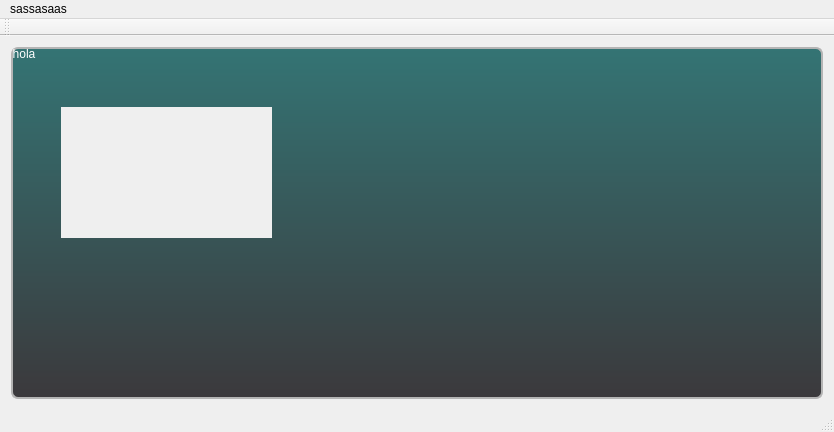
Old version of the form mainwindow.ui in the repository sscanf/ea3umant.
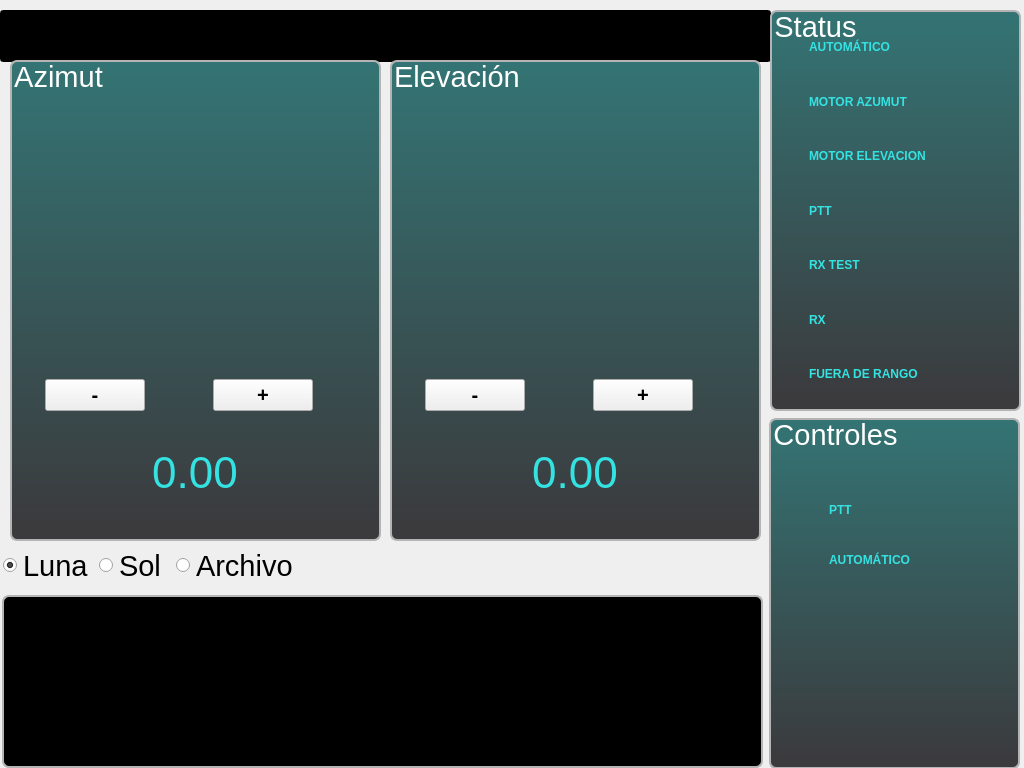
New version of the form. Icons and pictures are not drawn. Custom widgets are drawn as their Qt base class.

Commit message: Implementacion de los controles

```diff
--- a/mainwindow.ui
+++ b/mainwindow.ui
@@ -6,14 +6,27 @@
    <rect>
     <x>0</x>
     <y>0</y>
-    <width>834</width>
-    <height>432</height>
+    <width>1024</width>
+    <height>768</height>
    </rect>
   </property>
-  <property name="font">
-   <font>
-    <pointsize>22</pointsize>
-   </font>
+  <property name="sizePolicy">
+   <sizepolicy hsizetype="Expanding" vsizetype="Expanding">
+    <horstretch>0</horstretch>
+    <verstretch>0</verstretch>
+   </sizepolicy>
+  </property>
+  <property name="minimumSize">
+   <size>
+    <width>1024</width>
+    <height>768</height>
+   </size>
+  </property>
+  <property name="maximumSize">
+   <size>
+    <width>1024</width>
+    <height>768</height>
+   </size>
   </property>
   <property name="windowTitle">
    <string>MainWindow</string>
@@ -24,6 +37,26 @@
     color: white;
 }
 
+QLineEdit {
+	color: rgb(52,226,226);
+    background-color: black;
+}
+
+QTreeView {
+    color: white;
+    background-color: qlineargradient(spread:pad, x1:0, y1:0, x2:0, y2:1, stop:0 rgb(0, 0, 0), stop:1 rgb(0, 0, 0));
+    border: 2px solid rgb(180, 180, 180); 
+    border-radius: 7px;
+}
+
+QListView {
+    color: white;
+    background-color: qlineargradient(spread:pad, x1:0, y1:0, x2:0, y2:1, stop:0 rgb(0, 0, 0), stop:1 rgb(0, 0, 0));
+    border: 2px solid rgb(180, 180, 180); 
+    border-radius: 7px;
+    font-size: 15px
+}
+
 
 QTabWidget::pane {
     border-top: 2px solid rgb(180,180,180);
@@ -141,56 +174,872 @@
 }</string>
   </property>
   <widget class="QWidget" name="centralWidget">
-   <layout class="QGridLayout" name="gridLayout">
-    <item row="0" column="0">
-     <widget class="QGroupBox" name="groupBox">
-      <property name="title">
-       <string>hola</string>
-      </property>
-      <widget class="QWidget" name="widget" native="true">
-       <property name="geometry">
-        <rect>
-         <x>50</x>
-         <y>60</y>
-         <width>211</width>
-         <height>131</height>
-        </rect>
-       </property>
-       <property name="autoFillBackground">
-        <bool>true</bool>
-       </property>
-      </widget>
-     </widget>
-    </item>
-   </layout>
-  </widget>
-  <widget class="QMenuBar" name="menuBar">
-   <property name="geometry">
-    <rect>
-     <x>0</x>
-     <y>0</y>
-     <width>834</width>
-     <height>27</height>
-    </rect>
-   </property>
-   <widget class="QMenu" name="menuSassasaas">
+   <widget class="QLineEdit" name="datetime">
+    <property name="geometry">
+     <rect>
+      <x>0</x>
+      <y>10</y>
+      <width>771</width>
+      <height>52</height>
+     </rect>
+    </property>
+    <property name="minimumSize">
+     <size>
+      <width>0</width>
+      <height>0</height>
+     </size>
+    </property>
+    <property name="maximumSize">
+     <size>
+      <width>16777215</width>
+      <height>16777215</height>
+     </size>
+    </property>
+    <property name="font">
+     <font>
+      <pointsize>22</pointsize>
+     </font>
+    </property>
+    <property name="readOnly">
+     <bool>true</bool>
+    </property>
+   </widget>
+   <widget class="QGroupBox" name="groupBox_5">
+    <property name="geometry">
+     <rect>
+      <x>770</x>
+      <y>10</y>
+      <width>251</width>
+      <height>401</height>
+     </rect>
+    </property>
+    <property name="font">
+     <font>
+      <pointsize>22</pointsize>
+     </font>
+    </property>
     <property name="title">
-     <string>sassasaas</string>
+     <string>Status</string>
     </property>
+    <layout class="QGridLayout" name="gridLayout">
+     <item row="0" column="0">
+      <layout class="QHBoxLayout" name="horizontalLayout">
+       <item>
+        <widget class="QLabel" name="led_manauto">
+         <property name="sizePolicy">
+          <sizepolicy hsizetype="Preferred" vsizetype="Preferred">
+           <horstretch>20</horstretch>
+           <verstretch>20</verstretch>
+          </sizepolicy>
+         </property>
+         <property name="minimumSize">
+          <size>
+           <width>20</width>
+           <height>20</height>
+          </size>
+         </property>
+         <property name="maximumSize">
+          <size>
+           <width>15</width>
+           <height>15</height>
+          </size>
+         </property>
+         <property name="text">
+          <string/>
+         </property>
+         <property name="pixmap">
+          <pixmap resource="leds.qrc">:/led_off.png</pixmap>
+         </property>
+         <property name="scaledContents">
+          <bool>true</bool>
+         </property>
+        </widget>
+       </item>
+       <item>
+        <widget class="QLabel" name="label_2">
+         <property name="font">
+          <font>
+           <weight>75</weight>
+           <bold>true</bold>
+          </font>
+         </property>
+         <property name="text">
+          <string>AUTOMÁTICO</string>
+         </property>
+         <property name="alignment">
+          <set>Qt::AlignLeading|Qt::AlignLeft|Qt::AlignVCenter</set>
+         </property>
+        </widget>
+       </item>
+      </layout>
+     </item>
+     <item row="1" column="0">
+      <layout class="QHBoxLayout" name="horizontalLayout_2">
+       <item>
+        <widget class="QLabel" name="led_motorAz">
+         <property name="sizePolicy">
+          <sizepolicy hsizetype="Preferred" vsizetype="Preferred">
+           <horstretch>20</horstretch>
+           <verstretch>20</verstretch>
+          </sizepolicy>
+         </property>
+         <property name="minimumSize">
+          <size>
+           <width>20</width>
+           <height>20</height>
+          </size>
+         </property>
+         <property name="maximumSize">
+          <size>
+           <width>15</width>
+           <height>15</height>
+          </size>
+         </property>
+         <property name="text">
+          <string/>
+         </property>
+         <property name="pixmap">
+          <pixmap resource="leds.qrc">:/led_off.png</pixmap>
+         </property>
+         <property name="scaledContents">
+          <bool>true</bool>
+         </property>
+        </widget>
+       </item>
+       <item>
+        <widget class="QLabel" name="label_6">
+         <property name="font">
+          <font>
+           <weight>75</weight>
+           <bold>true</bold>
+          </font>
+         </property>
+         <property name="text">
+          <string>MOTOR AZUMUT</string>
+         </property>
+        </widget>
+       </item>
+      </layout>
+     </item>
+     <item row="2" column="0">
+      <layout class="QHBoxLayout" name="horizontalLayout_3">
+       <item>
+        <widget class="QLabel" name="led_motorEl">
+         <property name="sizePolicy">
+          <sizepolicy hsizetype="Preferred" vsizetype="Preferred">
+           <horstretch>20</horstretch>
+           <verstretch>20</verstretch>
+          </sizepolicy>
+         </property>
+         <property name="minimumSize">
+          <size>
+           <width>20</width>
+           <height>20</height>
+          </size>
+         </property>
+         <property name="maximumSize">
+          <size>
+           <width>15</width>
+           <height>15</height>
+          </size>
+         </property>
+         <property name="text">
+          <string/>
+         </property>
+         <property name="pixmap">
+          <pixmap resource="leds.qrc">:/led_off.png</pixmap>
+         </property>
+         <property name="scaledContents">
+          <bool>true</bool>
+         </property>
+        </widget>
+       </item>
+       <item>
+        <widget class="QLabel" name="label_7">
+         <property name="font">
+          <font>
+           <weight>75</weight>
+           <bold>true</bold>
+          </font>
+         </property>
+         <property name="text">
+          <string>MOTOR ELEVACION</string>
+         </property>
+        </widget>
+       </item>
+      </layout>
+     </item>
+     <item row="3" column="0">
+      <layout class="QHBoxLayout" name="horizontalLayout_5">
+       <item>
+        <widget class="QLabel" name="led_ptt">
+         <property name="sizePolicy">
+          <sizepolicy hsizetype="Preferred" vsizetype="Preferred">
+           <horstretch>20</horstretch>
+           <verstretch>20</verstretch>
+          </sizepolicy>
+         </property>
+         <property name="minimumSize">
+          <size>
+           <width>20</width>
+           <height>20</height>
+          </size>
+         </property>
+         <property name="maximumSize">
+          <size>
+           <width>15</width>
+           <height>15</height>
+          </size>
+         </property>
+         <property name="text">
+          <string/>
+         </property>
+         <property name="pixmap">
+          <pixmap resource="leds.qrc">:/led_off.png</pixmap>
+         </property>
+         <property name="scaledContents">
+          <bool>true</bool>
+         </property>
+        </widget>
+       </item>
+       <item>
+        <widget class="QLabel" name="label_12">
+         <property name="font">
+          <font>
+           <weight>75</weight>
+           <bold>true</bold>
+          </font>
+         </property>
+         <property name="text">
+          <string>PTT</string>
+         </property>
+        </widget>
+       </item>
+      </layout>
+     </item>
+     <item row="4" column="0">
+      <layout class="QHBoxLayout" name="horizontalLayout_7">
+       <item>
+        <widget class="QLabel" name="led_rxTest">
+         <property name="sizePolicy">
+          <sizepolicy hsizetype="Fixed" vsizetype="Fixed">
+           <horstretch>20</horstretch>
+           <verstretch>20</verstretch>
+          </sizepolicy>
+         </property>
+         <property name="minimumSize">
+          <size>
+           <width>20</width>
+           <height>20</height>
+          </size>
+         </property>
+         <property name="maximumSize">
+          <size>
+           <width>15</width>
+           <height>15</height>
+          </size>
+         </property>
+         <property name="text">
+          <string/>
+         </property>
+         <property name="pixmap">
+          <pixmap resource="leds.qrc">:/led_off.png</pixmap>
+         </property>
+         <property name="scaledContents">
+          <bool>true</bool>
+         </property>
+        </widget>
+       </item>
+       <item>
+        <widget class="QLabel" name="label_15">
+         <property name="font">
+          <font>
+           <weight>75</weight>
+           <bold>true</bold>
+          </font>
+         </property>
+         <property name="text">
+          <string>RX TEST</string>
+         </property>
+        </widget>
+       </item>
+      </layout>
+     </item>
+     <item row="5" column="0">
+      <layout class="QHBoxLayout" name="horizontalLayout_6">
+       <item>
+        <widget class="QLabel" name="led_rx">
+         <property name="sizePolicy">
+          <sizepolicy hsizetype="Preferred" vsizetype="Preferred">
+           <horstretch>20</horstretch>
+           <verstretch>20</verstretch>
+          </sizepolicy>
+         </property>
+         <property name="minimumSize">
+          <size>
+           <width>20</width>
+           <height>20</height>
+          </size>
+         </property>
+         <property name="maximumSize">
+          <size>
+           <width>15</width>
+           <height>15</height>
+          </size>
+         </property>
+         <property name="text">
+          <string/>
+         </property>
+         <property name="pixmap">
+          <pixmap resource="leds.qrc">:/led_off.png</pixmap>
+         </property>
+         <property name="scaledContents">
+          <bool>true</bool>
+         </property>
+        </widget>
+       </item>
+       <item>
+        <widget class="QLabel" name="label_14">
+         <property name="font">
+          <font>
+           <weight>75</weight>
+           <bold>true</bold>
+          </font>
+         </property>
+         <property name="text">
+          <string>RX</string>
+         </property>
+        </widget>
+       </item>
+      </layout>
+     </item>
+     <item row="6" column="0">
+      <layout class="QHBoxLayout" name="horizontalLayout_4">
+       <item>
+        <widget class="QLabel" name="led_outRange">
+         <property name="sizePolicy">
+          <sizepolicy hsizetype="Fixed" vsizetype="Preferred">
+           <horstretch>20</horstretch>
+           <verstretch>20</verstretch>
+          </sizepolicy>
+         </property>
+         <property name="minimumSize">
+          <size>
+           <width>20</width>
+           <height>20</height>
+          </size>
+         </property>
+         <property name="maximumSize">
+          <size>
+           <width>15</width>
+           <height>15</height>
+          </size>
+         </property>
+         <property name="text">
+          <string/>
+         </property>
+         <property name="pixmap">
+          <pixmap resource="leds.qrc">:/led_off.png</pixmap>
+         </property>
+         <property name="scaledContents">
+          <bool>true</bool>
+         </property>
+        </widget>
+       </item>
+       <item>
+        <widget class="QLabel" name="label_9">
+         <property name="font">
+          <font>
+           <weight>75</weight>
+           <bold>true</bold>
+          </font>
+         </property>
+         <property name="text">
+          <string>FUERA DE RANGO</string>
+         </property>
+        </widget>
+       </item>
+      </layout>
+     </item>
+    </layout>
    </widget>
-   <addaction name="menuSassasaas"/>
+   <widget class="QGroupBox" name="groupBox_2">
+    <property name="geometry">
+     <rect>
+      <x>390</x>
+      <y>60</y>
+      <width>371</width>
+      <height>481</height>
+     </rect>
+    </property>
+    <property name="minimumSize">
+     <size>
+      <width>300</width>
+      <height>0</height>
+     </size>
+    </property>
+    <property name="maximumSize">
+     <size>
+      <width>16777215</width>
+      <height>16777215</height>
+     </size>
+    </property>
+    <property name="font">
+     <font>
+      <pointsize>22</pointsize>
+     </font>
+    </property>
+    <property name="title">
+     <string>Elevación</string>
+    </property>
+    <layout class="QGridLayout" name="gridLayout_5">
+     <item row="0" column="0">
+      <layout class="QGridLayout" name="gridLayout_3">
+       <item row="0" column="0" colspan="2">
+        <widget class="QtSvgDialGauge" name="w_elvacion" native="true">
+         <property name="sizePolicy">
+          <sizepolicy hsizetype="Preferred" vsizetype="Preferred">
+           <horstretch>0</horstretch>
+           <verstretch>0</verstretch>
+          </sizepolicy>
+         </property>
+         <property name="minimumSize">
+          <size>
+           <width>300</width>
+           <height>300</height>
+          </size>
+         </property>
+         <property name="maximumSize">
+          <size>
+           <width>16777215</width>
+           <height>16777215</height>
+          </size>
+         </property>
+         <property name="autoFillBackground">
+          <bool>false</bool>
+         </property>
+        </widget>
+       </item>
+       <item row="1" column="0">
+        <widget class="QPushButton" name="pushButton_4">
+         <property name="minimumSize">
+          <size>
+           <width>100</width>
+           <height>0</height>
+          </size>
+         </property>
+         <property name="maximumSize">
+          <size>
+           <width>100</width>
+           <height>16777215</height>
+          </size>
+         </property>
+         <property name="font">
+          <font>
+           <pointsize>15</pointsize>
+           <weight>75</weight>
+           <bold>true</bold>
+          </font>
+         </property>
+         <property name="text">
+          <string>-</string>
+         </property>
+        </widget>
+       </item>
+       <item row="1" column="1">
+        <widget class="QPushButton" name="pushButton_3">
+         <property name="minimumSize">
+          <size>
+           <width>100</width>
+           <height>0</height>
+          </size>
+         </property>
+         <property name="maximumSize">
+          <size>
+           <width>100</width>
+           <height>16777215</height>
+          </size>
+         </property>
+         <property name="font">
+          <font>
+           <pointsize>15</pointsize>
+           <weight>75</weight>
+           <bold>true</bold>
+          </font>
+         </property>
+         <property name="text">
+          <string>+</string>
+         </property>
+        </widget>
+       </item>
+       <item row="2" column="0" colspan="2">
+        <widget class="QLabel" name="elevacion">
+         <property name="font">
+          <font>
+           <pointsize>33</pointsize>
+          </font>
+         </property>
+         <property name="text">
+          <string>0.00</string>
+         </property>
+         <property name="alignment">
+          <set>Qt::AlignCenter</set>
+         </property>
+        </widget>
+       </item>
+      </layout>
+     </item>
+    </layout>
+   </widget>
+   <widget class="QGroupBox" name="groupBox_3">
+    <property name="geometry">
+     <rect>
+      <x>10</x>
+      <y>60</y>
+      <width>371</width>
+      <height>481</height>
+     </rect>
+    </property>
+    <property name="minimumSize">
+     <size>
+      <width>300</width>
+      <height>0</height>
+     </size>
+    </property>
+    <property name="maximumSize">
+     <size>
+      <width>16777215</width>
+      <height>16777215</height>
+     </size>
+    </property>
+    <property name="font">
+     <font>
+      <pointsize>22</pointsize>
+     </font>
+    </property>
+    <property name="title">
+     <string>Azimut</string>
+    </property>
+    <property name="flat">
+     <bool>false</bool>
+    </property>
+    <layout class="QGridLayout" name="gridLayout_4">
+     <item row="0" column="0">
+      <layout class="QGridLayout" name="gridLayout_2">
+       <item row="0" column="0" colspan="2">
+        <widget class="QtSvgDialGauge" name="w_azimut" native="true">
+         <property name="sizePolicy">
+          <sizepolicy hsizetype="Preferred" vsizetype="Preferred">
+           <horstretch>0</horstretch>
+           <verstretch>0</verstretch>
+          </sizepolicy>
+         </property>
+         <property name="minimumSize">
+          <size>
+           <width>300</width>
+           <height>300</height>
+          </size>
+         </property>
+         <property name="maximumSize">
+          <size>
+           <width>16777215</width>
+           <height>16777215</height>
+          </size>
+         </property>
+         <property name="autoFillBackground">
+          <bool>false</bool>
+         </property>
+        </widget>
+       </item>
+       <item row="1" column="0">
+        <widget class="QPushButton" name="pushButton">
+         <property name="minimumSize">
+          <size>
+           <width>100</width>
+           <height>0</height>
+          </size>
+         </property>
+         <property name="maximumSize">
+          <size>
+           <width>100</width>
+           <height>16777215</height>
+          </size>
+         </property>
+         <property name="font">
+          <font>
+           <pointsize>15</pointsize>
+           <weight>75</weight>
+           <bold>true</bold>
+          </font>
+         </property>
+         <property name="text">
+          <string>-</string>
+         </property>
+        </widget>
+       </item>
+       <item row="1" column="1">
+        <widget class="QPushButton" name="pushButton_2">
+         <property name="minimumSize">
+          <size>
+           <width>100</width>
+           <height>0</height>
+          </size>
+         </property>
+         <property name="maximumSize">
+          <size>
+           <width>100</width>
+           <height>16777215</height>
+          </size>
+         </property>
+         <property name="font">
+          <font>
+           <pointsize>15</pointsize>
+           <weight>75</weight>
+           <bold>true</bold>
+          </font>
+         </property>
+         <property name="text">
+          <string>+</string>
+         </property>
+        </widget>
+       </item>
+       <item row="2" column="0" colspan="2">
+        <widget class="QLabel" name="azimut">
+         <property name="font">
+          <font>
+           <pointsize>33</pointsize>
+          </font>
+         </property>
+         <property name="text">
+          <string>0.00</string>
+         </property>
+         <property name="alignment">
+          <set>Qt::AlignCenter</set>
+         </property>
+        </widget>
+       </item>
+      </layout>
+     </item>
+    </layout>
+   </widget>
+   <widget class="QGroupBox" name="groupBox">
+    <property name="geometry">
+     <rect>
+      <x>769</x>
+      <y>418</y>
+      <width>251</width>
+      <height>351</height>
+     </rect>
+    </property>
+    <property name="font">
+     <font>
+      <pointsize>22</pointsize>
+      <weight>50</weight>
+      <bold>false</bold>
+     </font>
+    </property>
+    <property name="title">
+     <string>Controles</string>
+    </property>
+    <widget class="QtSvgToggleSwitch" name="switchPtt" native="true">
+     <property name="geometry">
+      <rect>
+       <x>10</x>
+       <y>70</y>
+       <width>41</width>
+       <height>41</height>
+      </rect>
+     </property>
+     <property name="autoFillBackground">
+      <bool>false</bool>
+     </property>
+    </widget>
+    <widget class="QLabel" name="label_13">
+     <property name="geometry">
+      <rect>
+       <x>60</x>
+       <y>70</y>
+       <width>201</width>
+       <height>43</height>
+      </rect>
+     </property>
+     <property name="font">
+      <font>
+       <weight>75</weight>
+       <bold>true</bold>
+      </font>
+     </property>
+     <property name="text">
+      <string>PTT</string>
+     </property>
+    </widget>
+    <widget class="QLabel" name="label_16">
+     <property name="geometry">
+      <rect>
+       <x>60</x>
+       <y>120</y>
+       <width>201</width>
+       <height>43</height>
+      </rect>
+     </property>
+     <property name="font">
+      <font>
+       <weight>75</weight>
+       <bold>true</bold>
+      </font>
+     </property>
+     <property name="text">
+      <string>AUTOMÁTICO</string>
+     </property>
+    </widget>
+    <widget class="QtSvgToggleSwitch" name="switchAuto" native="true">
+     <property name="geometry">
+      <rect>
+       <x>10</x>
+       <y>120</y>
+       <width>41</width>
+       <height>41</height>
+      </rect>
+     </property>
+     <property name="autoFillBackground">
+      <bool>false</bool>
+     </property>
+    </widget>
+   </widget>
+   <widget class="QTreeView" name="treeView">
+    <property name="enabled">
+     <bool>true</bool>
+    </property>
+    <property name="geometry">
+     <rect>
+      <x>2</x>
+      <y>595</y>
+      <width>761</width>
+      <height>173</height>
+     </rect>
+    </property>
+    <property name="sizePolicy">
+     <sizepolicy hsizetype="Preferred" vsizetype="Preferred">
+      <horstretch>0</horstretch>
+      <verstretch>0</verstretch>
+     </sizepolicy>
+    </property>
+    <property name="minimumSize">
+     <size>
+      <width>0</width>
+      <height>0</height>
+     </size>
+    </property>
+    <property name="maximumSize">
+     <size>
+      <width>16777215</width>
+      <height>16777215</height>
+     </size>
+    </property>
+    <property name="frameShadow">
+     <enum>QFrame::Sunken</enum>
+    </property>
+    <property name="autoScroll">
+     <bool>false</bool>
+    </property>
+    <property name="alternatingRowColors">
+     <bool>false</bool>
+    </property>
+    <property name="selectionMode">
+     <enum>QAbstractItemView::SingleSelection</enum>
+    </property>
+    <property name="verticalScrollMode">
+     <enum>QAbstractItemView::ScrollPerPixel</enum>
+    </property>
+    <property name="indentation">
+     <number>0</number>
+    </property>
+    <property name="itemsExpandable">
+     <bool>false</bool>
+    </property>
+    <property name="animated">
+     <bool>true</bool>
+    </property>
+    <property name="expandsOnDoubleClick">
+     <bool>false</bool>
+    </property>
+   </widget>
+   <widget class="QRadioButton" name="radioButton_3">
+    <property name="geometry">
+     <rect>
+      <x>176</x>
+      <y>543</y>
+      <width>124</width>
+      <height>45</height>
+     </rect>
+    </property>
+    <property name="font">
+     <font>
+      <pointsize>22</pointsize>
+     </font>
+    </property>
+    <property name="text">
+     <string>Archivo</string>
+    </property>
+   </widget>
+   <widget class="QRadioButton" name="radioButton">
+    <property name="geometry">
+     <rect>
+      <x>3</x>
+      <y>543</y>
+      <width>90</width>
+      <height>45</height>
+     </rect>
+    </property>
+    <property name="font">
+     <font>
+      <pointsize>22</pointsize>
+     </font>
+    </property>
+    <property name="text">
+     <string>Luna</string>
+    </property>
+    <property name="checked">
+     <bool>true</bool>
+    </property>
+   </widget>
+   <widget class="QRadioButton" name="radioButton_2">
+    <property name="geometry">
+     <rect>
+      <x>99</x>
+      <y>543</y>
+      <width>71</width>
+      <height>45</height>
+     </rect>
+    </property>
+    <property name="font">
+     <font>
+      <pointsize>22</pointsize>
+     </font>
+    </property>
+    <property name="text">
+     <string>Sol</string>
+    </property>
+   </widget>
   </widget>
-  <widget class="QToolBar" name="mainToolBar">
-   <attribute name="toolBarArea">
-    <enum>TopToolBarArea</enum>
-   </attribute>
-   <attribute name="toolBarBreak">
-    <bool>false</bool>
-   </attribute>
-  </widget>
-  <widget class="QStatusBar" name="statusBar"/>
  </widget>
  <layoutdefault spacing="6" margin="11"/>
- <resources/>
+ <customwidgets>
+  <customwidget>
+   <class>QtSvgDialGauge</class>
+   <extends>QWidget</extends>
+   <header>qtsvgdialgauge.h</header>
+   <container>1</container>
+  </customwidget>
+  <customwidget>
+   <class>QtSvgToggleSwitch</class>
+   <extends>QWidget</extends>
+   <header>qtsvgtoggleswitch.h</header>
+   <container>1</container>
+  </customwidget>
+ </customwidgets>
+ <resources>
+  <include location="leds.qrc"/>
+ </resources>
  <connections/>
 </ui>
```
The commit also changes 167 other files.
